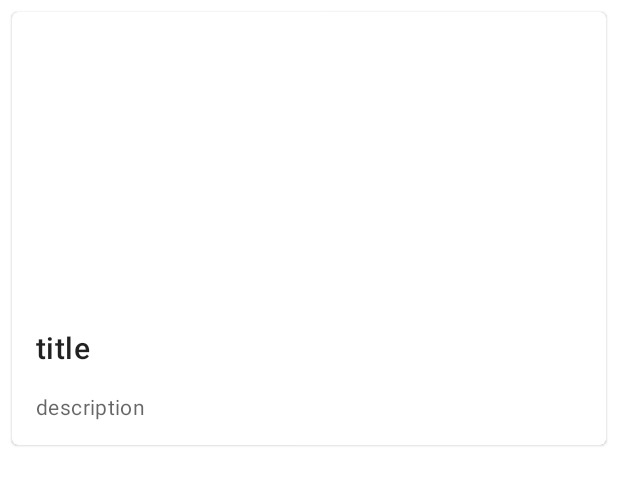
After one commit to mmol93/MyWiki_Firebase, an Android app: the layout item_wiki.xml on its own in the app's theme, with its tools: preview values and no code run, on a phone screen of 412 x 824 dp. The commit adds this screen. Shown: the top 485 px of the screen. Run offline under Robolectric (Android 15) with nearby library versions, the phone set to English and light mode, and no system bars.

Commit message:
Get data from Firebase and Set data with RecyclerView

```diff
--- a/app/src/main/java/com/example/mywiki_interviewtest/repository/WikiRepository.kt
+++ b/app/src/main/java/com/example/mywiki_interviewtest/repository/WikiRepository.kt
@@ -24,9 +24,10 @@ class WikiRepository {
         val documents = storageCollection.get().await()
         for (document in documents){
             val postData = document.data
-            posts.add(Post(title = postData.keys.toString(), description = postData.values.toString()))
+            // 항상 0번 인덱스에 원하는 값이 있기 때문에 0번 인덱스의 값을 가져오게 한다
+            posts.add(Post(title = postData.keys.elementAt(0), description = postData.values.elementAt(0).toString()))
         }
-//        Log.d("Firebase", "posts: $posts")
+        Log.d("Firebase", "posts: $posts")
         emit(ApiResponse.Success(posts))
 
     }.catch {
--- /dev/null
+++ b/app/src/main/res/layout/item_wiki.xml
@@ -0,0 +1,51 @@
+<?xml version="1.0" encoding="utf-8"?>
+<LinearLayout xmlns:android="http://schemas.android.com/apk/res/android"
+    android:layout_width="match_parent"
+    android:layout_height="wrap_content">
+
+    <com.google.android.material.card.MaterialCardView
+        android:id="@+id/card"
+        android:layout_width="match_parent"
+        android:layout_height="wrap_content"
+        android:layout_margin="8dp">
+
+        <LinearLayout
+            android:layout_width="match_parent"
+            android:layout_height="wrap_content"
+            android:orientation="vertical">
+
+            <!-- Media -->
+            <ImageView
+                android:id="@+id/mainImage"
+                android:layout_width="match_parent"
+                android:layout_height="194dp"
+                android:scaleType="centerCrop"
+                />
+
+            <LinearLayout
+                android:layout_width="match_parent"
+                android:layout_height="wrap_content"
+                android:orientation="vertical"
+                android:padding="16dp">
+
+                <TextView
+                    android:id="@+id/titleText"
+                    android:layout_width="wrap_content"
+                    android:layout_height="wrap_content"
+                    android:text="title"
+                    android:textAppearance="?attr/textAppearanceHeadline6"
+                    />
+
+                <TextView
+                    android:id="@+id/descriptionText"
+                    android:layout_width="wrap_content"
+                    android:layout_height="wrap_content"
+                    android:layout_marginTop="16dp"
+                    android:text="description"
+                    android:textAppearance="?attr/textAppearanceBody2"
+                    android:textColor="?android:attr/textColorSecondary"
+                    />
+            </LinearLayout>
+        </LinearLayout>
+    </com.google.android.material.card.MaterialCardView>
+</LinearLayout>
```
Also changed, not shown: app/src/main/java/com/example/mywiki_interviewtest/UI/FirebaseStorage.kt (+28 -1 lines), app/src/main/java/com/example/mywiki_interviewtest/UI/WikiFragment.kt (+21 -2 lines), app/src/main/java/com/example/mywiki_interviewtest/UI/adapter/WikiRecyclerAdapter.kt (+47 -1 lines).
